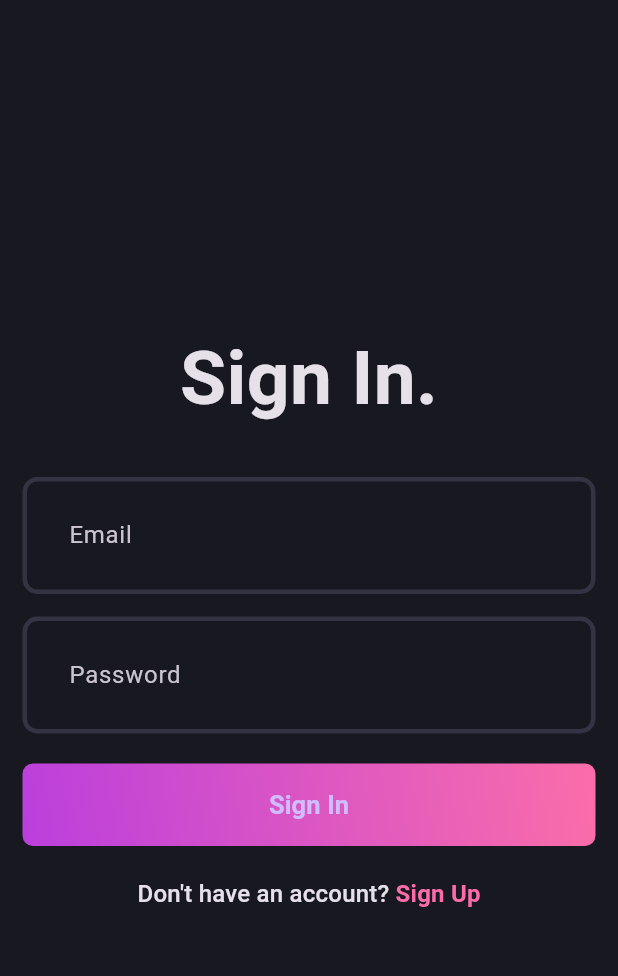
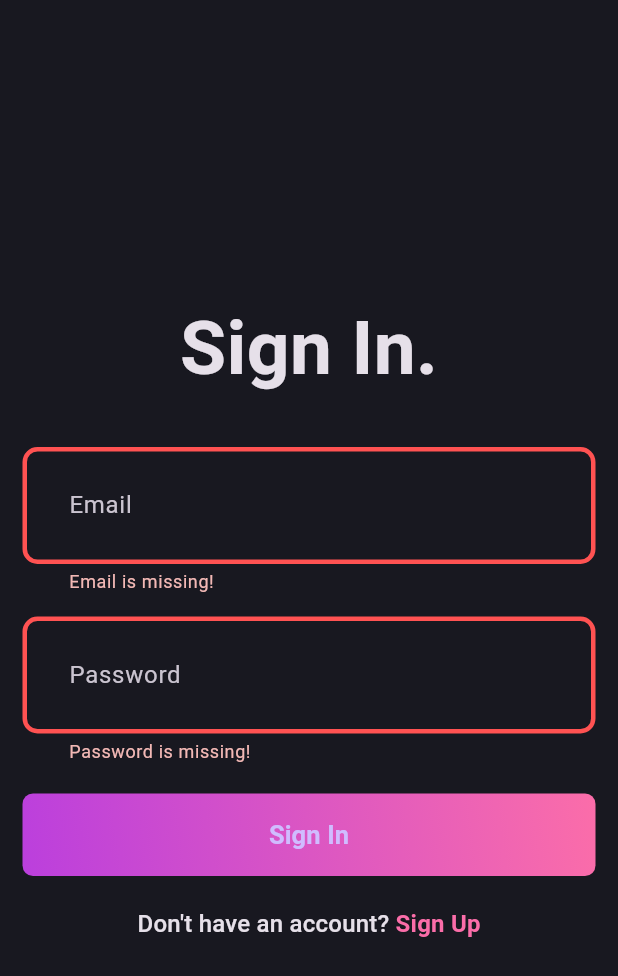
Before and after one commit to ziii19/blog-app, a Flutter app: the screen it shows after launch, after a tap on "Sign In", on a phone screen of 412 x 824 dp. Shown: the top 976 px of the screen. Run offline on Flutter 3.47's test engine with Material 3 defaults, Android fonts, the phone set to English and light mode, and no system bars; our stand-ins replace flutter_bloc, fpdart, get_it, supabase_flutter; accounts and stored records are empty.

Commit message:
Learn get it create abstract and implement feature login and sign up set bloc auth for login and sign up bloc consumer clean code

```diff
--- a/lib/core/theme/theme.dart
+++ b/lib/core/theme/theme.dart
@@ -18,5 +18,6 @@ class AppTheme {
         contentPadding: const EdgeInsets.all(27),
         enabledBorder: _border(),
         focusedBorder: _border(AppPallete.gradient1),
+        errorBorder: _border(AppPallete.errorColor),
       ));
 }
--- /dev/null
+++ b/lib/features/auth/domain/entities/user.dart
@@ -0,0 +1,11 @@
+class User {
+  final String id;
+  final String name;
+  final String email;
+
+  User({
+    required this.id,
+    required this.name,
+    required this.email,
+  });
+}
--- a/lib/features/auth/domain/repository/auth_repository.dart
+++ b/lib/features/auth/domain/repository/auth_repository.dart
@@ -1,13 +1,14 @@
 import 'package:blog_app/core/error/failures.dart';
+import 'package:blog_app/features/auth/domain/entities/user.dart';
 import 'package:fpdart/fpdart.dart';
 
 abstract interface class AuthRepository {
-  Future<Either<Failure, String>> signUpWithEmailAndPassword({
+  Future<Either<Failure, User>> signUpWithEmailAndPassword({
     required String name,
     required String email,
     required String password,
   });
-  Future<Either<Failure, String>> loginWithEmailAndPassword({
+  Future<Either<Failure, User>> loginWithEmailAndPassword({
     required String email,
     required String password,
   });
--- /dev/null
+++ b/lib/features/auth/domain/usecases/user_login.dart
@@ -0,0 +1,23 @@
+import 'package:blog_app/core/error/failures.dart';
+import 'package:blog_app/core/usecase/usecase.dart';
+import 'package:blog_app/features/auth/domain/entities/user.dart';
+import 'package:blog_app/features/auth/domain/repository/auth_repository.dart';
+import 'package:fpdart/fpdart.dart';
+
+class UserLogin implements Usecase<User, UserLoginParam> {
+  final AuthRepository authRepository;
+
+  UserLogin(this.authRepository);
+  @override
+  Future<Either<Failure, User>> call(UserLoginParam params) async {
+    return await authRepository.loginWithEmailAndPassword(
+        email: params.email, password: params.password);
+  }
+}
+
+class UserLoginParam {
+  final String email;
+  final String password;
+
+  UserLoginParam({required this.email, required this.password});
+}
--- a/lib/features/auth/domain/usecases/user_sign_up.dart
+++ b/lib/features/auth/domain/usecases/user_sign_up.dart
@@ -1,14 +1,15 @@
 import 'package:blog_app/core/error/failures.dart';
 import 'package:blog_app/core/usecase/usecase.dart';
+import 'package:blog_app/features/auth/domain/entities/user.dart';
 import 'package:blog_app/features/auth/domain/repository/auth_repository.dart';
 import 'package:fpdart/fpdart.dart';
 
-class UserSignUp implements Usecase<String, UserSignUpParams> {
+class UserSignUp implements Usecase<User, UserSignUpParams> {
   final AuthRepository authRepository;
 
   UserSignUp(this.authRepository);
   @override
-  Future<Either<Failure, String>> call(UserSignUpParams params) async {
+  Future<Either<Failure, User>> call(UserSignUpParams params) async {
     return await authRepository.signUpWithEmailAndPassword(
         name: params.name, email: params.email, password: params.password);
   }
--- a/lib/features/auth/presentation/bloc/auth_bloc.dart
+++ b/lib/features/auth/presentation/bloc/auth_bloc.dart
@@ -1,20 +1,54 @@
+import 'package:blog_app/features/auth/domain/entities/user.dart';
 import 'package:blog_app/features/auth/domain/usecases/user_sign_up.dart';
 import 'package:flutter/material.dart';
 import 'package:flutter_bloc/flutter_bloc.dart';
+
+import '../../domain/usecases/user_login.dart';
 
 part 'auth_event.dart';
 part 'auth_state.dart';
 
 class AuthBloc extends Bloc<AuthEvent, AuthState> {
   final UserSignUp _userSignUp;
-  AuthBloc({required UserSignUp userSignUp})
+  final UserLogin _userLogin;
+  AuthBloc({required UserSignUp userSignUp, required UserLogin userLogin})
       : _userSignUp = userSignUp,
+        _userLogin = userLogin,
         super(AuthInitial()) {
-    on<AuthSignUp>((event, emit) async {
-      emit(AuthLoading());
-      final res = await _userSignUp(UserSignUpParams(
-          name: event.name, email: event.email, password: event.password));
-      res.fold((l) => emit(AuthFailure(l.message)), (uid) => emit(AuthSuccess(uid)));
-    });
+    on<AuthSignUp>(_onAuthSignUp);
+
+    on<AuthLogin>(_onAuthLogin);
+  }
+  void _onAuthSignUp(AuthSignUp event, Emitter<AuthState> emit) async {
+    emit(AuthLoading());
+    final res = await _userSignUp(
+      UserSignUpParams(
+        name: event.name,
+        email: event.email,
+        password: event.password,
+      ),
+    );
+    res.fold(
+      (l) => emit(AuthFailure(l.message)),
+      (user) => emit(
+        AuthSuccess(user),
+      ),
+    );
+  }
+
+  void _onAuthLogin(AuthLogin event, Emitter<AuthState> emit) async {
+    emit(AuthLoading());
+    final res = await _userLogin(
+      UserLoginParam(
+        email: event.email,
+        password: event.password,
+      ),
+    );
+    res.fold(
+      (l) => emit(AuthFailure(l.message)),
+      (user) => emit(
+        AuthSuccess(user),
+      ),
+    );
   }
 }
--- a/lib/features/auth/presentation/bloc/auth_event.dart
+++ b/lib/features/auth/presentation/bloc/auth_event.dart
@@ -9,3 +9,10 @@ final class AuthSignUp extends AuthEvent {
   final String password;
   AuthSignUp({required this.name, required this.email, required this.password});
 }
+
+final class AuthLogin extends AuthEvent {
+  final String email;
+  final String password;
+
+  AuthLogin({required this.email, required this.password});
+}
--- a/lib/features/auth/presentation/bloc/auth_state.dart
+++ b/lib/features/auth/presentation/bloc/auth_state.dart
@@ -10,8 +10,8 @@ final class AuthInitial extends AuthState {}
 final class AuthLoading extends AuthState {}
 
 final class AuthSuccess extends AuthState {
-  final String uid;
-  const AuthSuccess(this.uid);
+  final User user;
+  const AuthSuccess(this.user);
 }
 
 final class AuthFailure extends AuthState {
--- a/lib/features/auth/presentation/pages/login_page.dart
+++ b/lib/features/auth/presentation/pages/login_page.dart
@@ -2,8 +2,12 @@ import 'package:blog_app/features/auth/presentation/pages/signup_page.dart';
 import 'package:blog_app/features/auth/presentation/widgets/auth_field.dart';
 import 'package:blog_app/features/auth/presentation/widgets/auth_gradient_button.dart';
 import 'package:flutter/material.dart';
+import 'package:flutter_bloc/flutter_bloc.dart';
 
+import '../../../../core/common/widgets/loader.dart';
 import '../../../../core/theme/app_pallete.dart';
+import '../../../../core/utils/show_snackbar.dart';
+import '../bloc/auth_bloc.dart';
 
 class LoginPage extends StatefulWidget {
   static route() => MaterialPageRoute(builder: (context) => const LoginPage());
@@ -30,7 +34,17 @@ class _LoginPageState extends State<LoginPage> {
     return Scaffold(
       body: Padding(
         padding: const EdgeInsets.all(15.0),
-        child: Form(
+        child: BlocConsumer<AuthBloc, AuthState>(
+          listener: (context, state) {
+            if (state is AuthFailure) {
+              showSnackBar(context: context, content: state.message);
+            }
+          },
+          builder: (context, state) {
+            if (state is AuthLoading) {
+              return const Loader();
+            }
+            return Form(
               key: formKey,
               child: Column(
                 mainAxisAlignment: MainAxisAlignment.center,
@@ -54,7 +68,17 @@ class _LoginPageState extends State<LoginPage> {
                     isObsecureText: true,
                   ),
                   const SizedBox(height: 20),
-              const AuthGradientButton(
+                  AuthGradientButton(
+                    onPressed: () {
+                      if (formKey.currentState!.validate()) {
+                        context.read<AuthBloc>().add(
+                              AuthLogin(
+                                email: emailController.text.trim(),
+                                password: passwordController.text.trim(),
+                              ),
+                            );
+                      }
+                    },
                     buttonText: 'Sign In',
                   ),
                   const SizedBox(height: 20),
@@ -80,6 +104,8 @@ class _LoginPageState extends State<LoginPage> {
                   )
                 ],
               ),
+            );
+          },
         ),
       ),
     );
--- a/lib/features/auth/presentation/widgets/auth_gradient_button.dart
+++ b/lib/features/auth/presentation/widgets/auth_gradient_button.dart
@@ -2,8 +2,10 @@ import 'package:blog_app/core/theme/app_pallete.dart';
 import 'package:flutter/material.dart';
 
 class AuthGradientButton extends StatelessWidget {
+  final VoidCallback onPressed;
   final String buttonText;
-  const AuthGradientButton({super.key, required this.buttonText});
+  const AuthGradientButton(
+      {super.key, required this.buttonText, required this.onPressed});
 
   @override
   Widget build(BuildContext context) {
@@ -17,7 +19,7 @@ class AuthGradientButton extends StatelessWidget {
         borderRadius: BorderRadius.circular(7),
       ),
       child: ElevatedButton(
-        onPressed: () {},
+        onPressed: onPressed,
         style: ElevatedButton.styleFrom(
           backgroundColor: AppPallete.transparentColor,
           shadowColor: AppPallete.transparentColor,
--- /dev/null
+++ b/lib/init_dependencies.dart
@@ -0,0 +1,36 @@
+import 'package:blog_app/features/auth/data/datasources/auth_remote_data_source.dart';
+import 'package:blog_app/features/auth/domain/repository/auth_repository.dart';
+import 'package:blog_app/features/auth/domain/usecases/user_login.dart';
+import 'package:get_it/get_it.dart';
+import 'package:supabase_flutter/supabase_flutter.dart';
+
+import 'core/secrets/app_secrets.dart';
+import 'features/auth/data/repositories/auth_repository_impl.dart';
+import 'features/auth/domain/usecases/user_sign_up.dart';
+import 'features/auth/presentation/bloc/auth_bloc.dart';
+
+final serviceLocator = GetIt.instance;
+
+Future<void> initDependencies() async {
+  _initAuth();
+  final supabase = await Supabase.initialize(
+    url: AppSecrets.supabaseUrl,
+    anonKey: AppSecrets.supabaseAnonKey,
+  );
+  serviceLocator.registerFactory(() => supabase.client);
+}
+
+void _initAuth() {
+  serviceLocator.registerFactory<AuthRemoteDataSource>(
+      () => AuthRemoteDataSourceImpl(serviceLocator()));
+
+  serviceLocator.registerFactory<AuthRepository>(
+      () => AuthRepositoryImpl(serviceLocator()));
+
+  serviceLocator.registerFactory(() => UserSignUp(serviceLocator()));
+
+  serviceLocator.registerFactory(() => UserLogin(serviceLocator()));
+
+  serviceLocator.registerLazySingleton(() =>
+      AuthBloc(userSignUp: serviceLocator(), userLogin: serviceLocator()));
+}
--- a/lib/main.dart
+++ b/lib/main.dart
@@ -1,30 +1,16 @@
-import 'package:blog_app/core/secrets/app_secrets.dart';
 import 'package:blog_app/core/theme/theme.dart';
-import 'package:blog_app/features/auth/data/datasources/auth_remote_data_source.dart';
-import 'package:blog_app/features/auth/data/repositories/auth_repository_impl.dart';
-import 'package:blog_app/features/auth/domain/repository/auth_repository.dart';
-import 'package:blog_app/features/auth/domain/usecases/user_sign_up.dart';
 import 'package:blog_app/features/auth/presentation/bloc/auth_bloc.dart';
 import 'package:blog_app/features/auth/presentation/pages/login_page.dart';
+import 'package:blog_app/init_dependencies.dart';
 import 'package:flutter/material.dart';
 import 'package:flutter_bloc/flutter_bloc.dart';
-import 'package:supabase_flutter/supabase_flutter.dart';
 
 void main() async {
   WidgetsFlutterBinding.ensureInitialized();
-  final supabase = await Supabase.initialize(
-    url: AppSecrets.supabaseUrl,
-    anonKey: AppSecrets.supabaseAnonKey,
-  );
+  await initDependencies();
   runApp(MultiBlocProvider(providers: [
     BlocProvider(
-      create: (context) => AuthBloc(
-        userSignUp: UserSignUp(
-          AuthRepositoryImpl(
-            AuthRemoteDataSourceImpl(supabase.client),
-          ),
-        ),
-      ),
+      create: (context) => serviceLocator<AuthBloc>(),
     )
   ], child: const MyApp()));
 }
--- a/pubspec.yaml
+++ b/pubspec.yaml
@@ -33,6 +33,7 @@ dependencies:
     sdk: flutter
   flutter_bloc: ^8.1.6
   fpdart: ^1.1.0
+  get_it: ^7.7.0
   supabase_flutter: ^2.6.0
 
 dev_dependencies:
```
Also changed, not shown: lib/core/common/widgets/loader.dart (added, +12 -0 lines), lib/core/utils/show_snackbar.dart (added, +11 -0 lines), lib/features/auth/data/datasources/auth_remote_data_source.dart (+25 -9 lines), lib/features/auth/data/models/user_model.dart (added, +17 -0 lines), lib/features/auth/data/repositories/auth_repository_impl.dart (+24 -9 lines), lib/features/auth/presentation/pages/signup_page.dart (+29 -2 lines), pubspec.lock. Lines whose indentation alone changed are shown as unchanged.
